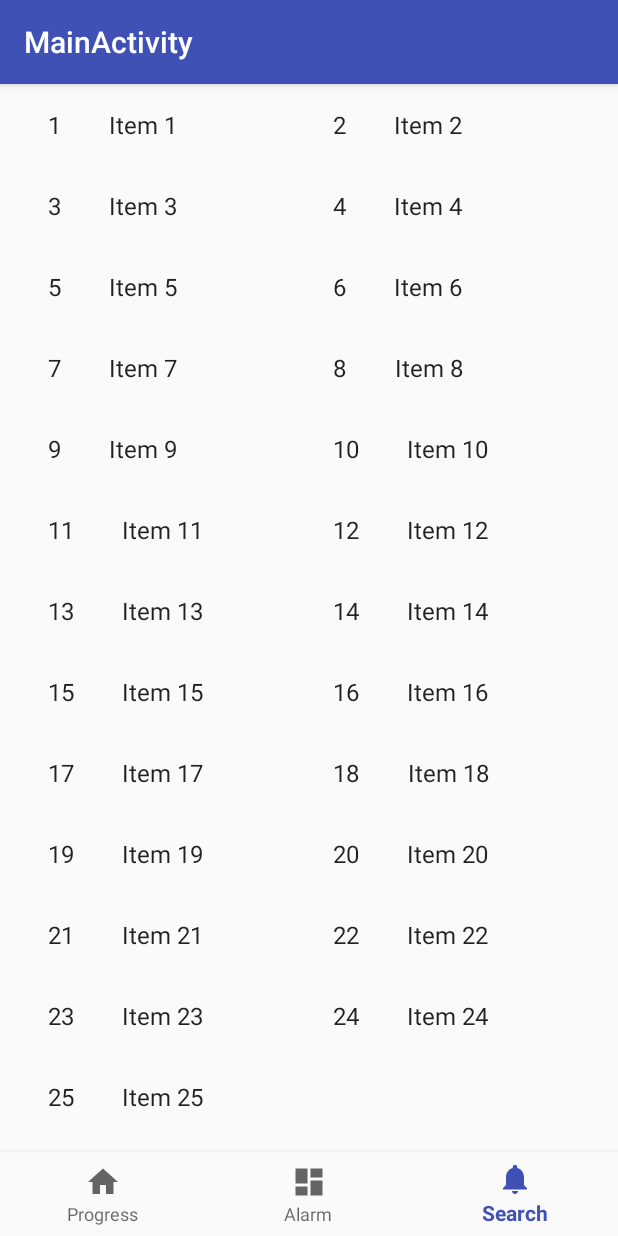
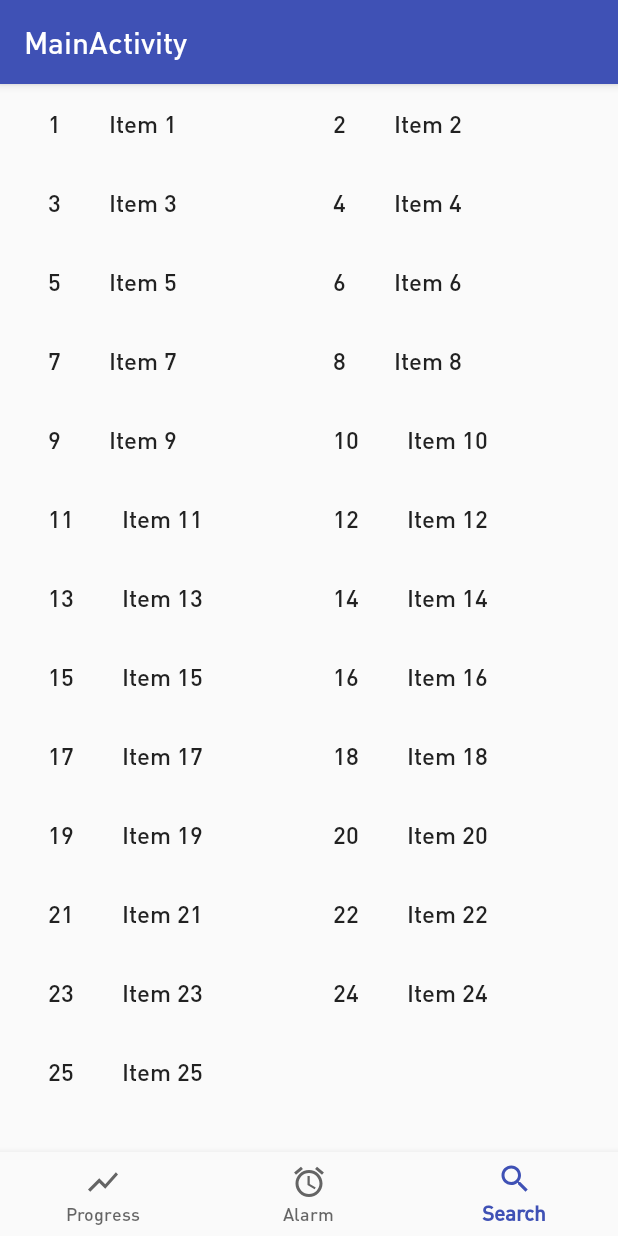
Before and after one commit to ng-david/cmsc436-final, an Android app: the screen it shows after launch (MainActivity), item 3 of the bottom bar chosen, on a phone screen of 412 x 824 dp. Run offline under Robolectric (Android 15) with nearby library versions, the phone set to English and light mode, and no system bars.

Commit message:
Add new icons, remove things that were not gitignored properly

```diff
--- a/app/build.gradle
+++ b/app/build.gradle
@@ -24,7 +24,8 @@ dependencies {
     implementation 'com.android.support:design:28.0.0'
     implementation 'com.android.support.constraint:constraint-layout:1.1.3'
     implementation 'com.android.support:support-v4:28.0.0'
-    implementation 'com.google.firebase:firebase-core:16.0.1'
+    implementation 'com.google.firebase:firebase-core:16.0.5'
+    implementation 'com.google.firebase:firebase-database:16.0.5'
     implementation 'com.android.support:recyclerview-v7:28.0.0'
     testImplementation 'junit:junit:4.12'
     androidTestImplementation 'com.android.support.test:runner:1.0.2'
--- a/app/src/main/res/drawable/ic_dashboard_black_24dp.xml
+++ /dev/null
@@ -1,9 +0,0 @@
-<vector xmlns:android="http://schemas.android.com/apk/res/android"
-    android:width="24dp"
-    android:height="24dp"
-    android:viewportHeight="24.0"
-    android:viewportWidth="24.0">
-    <path
-        android:fillColor="#FF000000"
-        android:pathData="M3,13h8L11,3L3,3v10zM3,21h8v-6L3,15v6zM13,21h8L21,11h-8v10zM13,3v6h8L21,3h-8z" />
-</vector>
--- a/app/src/main/res/drawable/ic_home_black_24dp.xml
+++ /dev/null
@@ -1,9 +0,0 @@
-<vector xmlns:android="http://schemas.android.com/apk/res/android"
-    android:width="24dp"
-    android:height="24dp"
-    android:viewportHeight="24.0"
-    android:viewportWidth="24.0">
-    <path
-        android:fillColor="#FF000000"
-        android:pathData="M10,20v-6h4v6h5v-8h3L12,3 2,12h3v8z" />
-</vector>
--- a/app/src/main/res/drawable/ic_notifications_black_24dp.xml
+++ /dev/null
@@ -1,9 +0,0 @@
-<vector xmlns:android="http://schemas.android.com/apk/res/android"
-    android:width="24dp"
-    android:height="24dp"
-    android:viewportHeight="24.0"
-    android:viewportWidth="24.0">
-    <path
-        android:fillColor="#FF000000"
-        android:pathData="M12,22c1.1,0 2,-0.9 2,-2h-4c0,1.1 0.89,2 2,2zM18,16v-5c0,-3.07 -1.64,-5.64 -4.5,-6.32L13.5,4c0,-0.83 -0.67,-1.5 -1.5,-1.5s-1.5,0.67 -1.5,1.5v0.68C7.63,5.36 6,7.92 6,11v5l-2,2v1h16v-1l-2,-2z" />
-</vector>
--- /dev/null
+++ b/app/src/main/res/drawable/ic_outline_alarm_24px.xml
@@ -0,0 +1,9 @@
+<vector xmlns:android="http://schemas.android.com/apk/res/android"
+    android:width="24dp"
+    android:height="24dp"
+    android:viewportWidth="24"
+    android:viewportHeight="24">
+  <path
+      android:fillColor="#FF000000"
+      android:pathData="M12.5,8L11,8v6l4.75,2.85 0.75,-1.23 -4,-2.37zM17.337,1.81l4.607,3.845 -1.28,1.535 -4.61,-3.843zM6.663,1.81l1.282,1.536L3.337,7.19l-1.28,-1.536zM12,4c-4.97,0 -9,4.03 -9,9s4.03,9 9,9 9,-4.03 9,-9 -4.03,-9 -9,-9zM12,20c-3.86,0 -7,-3.14 -7,-7s3.14,-7 7,-7 7,3.14 7,7 -3.14,7 -7,7z"/>
+</vector>
--- /dev/null
+++ b/app/src/main/res/drawable/ic_outline_home_24px.xml
@@ -0,0 +1,9 @@
+<vector xmlns:android="http://schemas.android.com/apk/res/android"
+    android:width="24dp"
+    android:height="24dp"
+    android:viewportWidth="24"
+    android:viewportHeight="24">
+  <path
+      android:fillColor="#FF000000"
+      android:pathData="M12,5.69l5,4.5V18h-2v-6H9v6H7v-7.81l5,-4.5M12,3L2,12h3v8h6v-6h2v6h6v-8h3L12,3z"/>
+</vector>
--- /dev/null
+++ b/app/src/main/res/drawable/ic_outline_search_24px.xml
@@ -0,0 +1,9 @@
+<vector xmlns:android="http://schemas.android.com/apk/res/android"
+    android:width="24dp"
+    android:height="24dp"
+    android:viewportWidth="24"
+    android:viewportHeight="24">
+  <path
+      android:fillColor="#FF000000"
+      android:pathData="M15.5,14h-0.79l-0.28,-0.27C15.41,12.59 16,11.11 16,9.5 16,5.91 13.09,3 9.5,3S3,5.91 3,9.5 5.91,16 9.5,16c1.61,0 3.09,-0.59 4.23,-1.57l0.27,0.28v0.79l5,4.99L20.49,19l-4.99,-5zM9.5,14C7.01,14 5,11.99 5,9.5S7.01,5 9.5,5 14,7.01 14,9.5 11.99,14 9.5,14z"/>
+</vector>
--- /dev/null
+++ b/app/src/main/res/drawable/ic_outline_show_chart_24px.xml
@@ -0,0 +1,9 @@
+<vector xmlns:android="http://schemas.android.com/apk/res/android"
+    android:width="24dp"
+    android:height="24dp"
+    android:viewportWidth="24"
+    android:viewportHeight="24">
+  <path
+      android:fillColor="#FF000000"
+      android:pathData="M3.5,18.49l6,-6.01 4,4L22,6.92l-1.41,-1.41 -7.09,7.97 -4,-4L2,16.99l1.5,1.5z"/>
+</vector>
--- a/app/src/main/res/menu/navigation.xml
+++ b/app/src/main/res/menu/navigation.xml
@@ -3,17 +3,17 @@
 
     <item
         android:id="@+id/navigation_home"
-        android:icon="@drawable/ic_home_black_24dp"
+        android:icon="@drawable/ic_outline_show_chart_24px"
         android:title="@string/title_progress" />
 
     <item
         android:id="@+id/navigation_dashboard"
-        android:icon="@drawable/ic_dashboard_black_24dp"
+        android:icon="@drawable/ic_outline_alarm_24px"
         android:title="@string/title_alarm" />
 
     <item
         android:id="@+id/navigation_notifications"
-        android:icon="@drawable/ic_notifications_black_24dp"
+        android:icon="@drawable/ic_outline_search_24px"
         android:title="@string/title_search" />
 
 </menu>
--- a/app/src/main/res/values/styles.xml
+++ b/app/src/main/res/values/styles.xml
@@ -6,6 +6,7 @@
         <item name="colorPrimary">@color/colorPrimary</item>
         <item name="colorPrimaryDark">@color/colorPrimaryDark</item>
         <item name="colorAccent">@color/colorAccent</item>
+        <item name="android:fontFamily">@font/dinpro</item>
+        <item name="fontFamily">@font/dinpro</item> <!-- target android sdk versions < 26 and > 14 if theme other than AppCompat -->
     </style>
-
 </resources>
```
Also changed, not shown: app/src/main/res/font/dinpro.otf (added).
